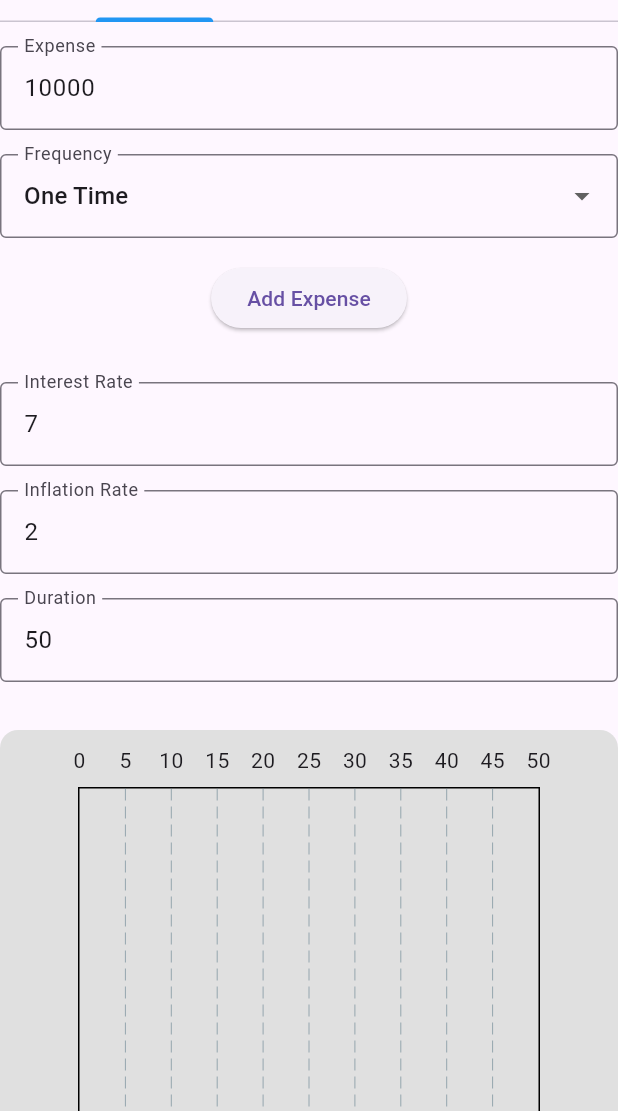
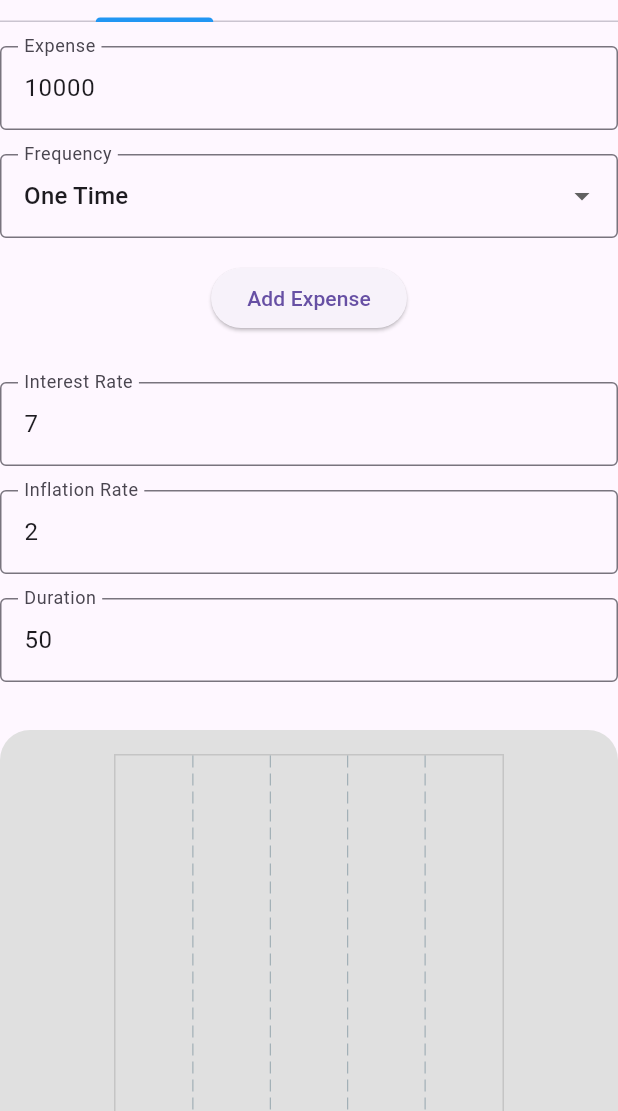
Before and after one commit to Gorm2303/fire-project, a Flutter app: the CalculatorScreen screen opened by its route, after a tap on "Add Expense", after a tap on the "remove circle" icon, on a phone screen of 412 x 824 dp, the part 125-1236 px from its top. Run offline on Flutter 3.47's test engine with Material 3 defaults, Android fonts, the phone set to English and light mode, and no system bars; drawn by our look-alikes of fl_chart; our stand-ins replace data_table_2; missing offline and left inert: flutter_math_fork.

Commit message:
Refactoring of table and graph

```diff
--- a/fire_app/lib/screens/expenses_screen.dart
+++ b/fire_app/lib/screens/expenses_screen.dart
@@ -1,16 +1,16 @@
 import 'dart:math';
-
 import 'package:fire_app/models/expense.dart';
+import 'package:fire_app/services/utils.dart';
+import 'package:fire_app/widgets/expense_widgets/chart_widget.dart';
+import 'package:fire_app/widgets/expense_widgets/table_widget.dart';
 import 'package:fl_chart/fl_chart.dart';
 import 'package:flutter/material.dart';
-
 class ExpensesScreen extends StatefulWidget {
   const ExpensesScreen({super.key});
 
   @override
   _ExpensesScreenState createState() => _ExpensesScreenState();
 }
-
 class _ExpensesScreenState extends State<ExpensesScreen> with SingleTickerProviderStateMixin {
   final TextEditingController _expenseController = TextEditingController(text: '10000');
   final TextEditingController _interestRateController = TextEditingController(text: '7');
@@ -27,7 +27,6 @@ class _ExpensesScreenState extends State<ExpensesScreen> with SingleTickerProvid
   List<FlSpot> _graphDataTotalExpenses = [];
   List<FlSpot> _graphDataInflationAdjusted = [];
 
-  @override
   @override
   void dispose() {
     _tableTabController.dispose();
@@ -80,8 +79,6 @@ class _ExpensesScreenState extends State<ExpensesScreen> with SingleTickerProvid
                   child: const Text('Add Expense'),
                 ),
                 const SizedBox(height: 16),
-                // List of added expenses with checkboxes
-                // Add remove button to each item in the list of expenses.
                 ListView.builder(
                   shrinkWrap: true,
                   itemCount: _expenses.length,
@@ -94,7 +91,7 @@ class _ExpensesScreenState extends State<ExpensesScreen> with SingleTickerProvid
                           setState(() {
                             _expenses[index].isSelected = value ?? false;
                           });
-                          _calculateTableData(); // Recalculate when selection changes
+                          _calculateTableData();
                         },
                       ),
                       trailing: IconButton(
@@ -103,7 +100,7 @@ class _ExpensesScreenState extends State<ExpensesScreen> with SingleTickerProvid
                           setState(() {
                             _expenses.removeAt(index);
                           });
-                          _calculateTableData(); // Recalculate when expense is removed
+                          _calculateTableData();
                         },
                       ),
                     );
@@ -118,7 +115,7 @@ class _ExpensesScreenState extends State<ExpensesScreen> with SingleTickerProvid
                     border: OutlineInputBorder(),
                   ),
                   onChanged: (String value) {
-                    _calculateTableData(); // Recalculate when interest rate changes
+                    _calculateTableData();
                   },
                 ),
                 const SizedBox(height: 16),
@@ -130,7 +127,7 @@ class _ExpensesScreenState extends State<ExpensesScreen> with SingleTickerProvid
                     border: OutlineInputBorder(),
                   ),
                   onChanged: (String value) {
-                    _calculateTableData(); // Recalculate when interest rate changes
+                    _calculateTableData();
                   },
                 ),
                 const SizedBox(height: 16),
@@ -142,7 +139,7 @@ class _ExpensesScreenState extends State<ExpensesScreen> with SingleTickerProvid
                     border: OutlineInputBorder(),
                   ),
                   onChanged: (String value) {
-                    _calculateTableData(); // Recalculate when interest rate changes
+                    _calculateTableData();
                   },
                 ),
               ],
@@ -151,105 +148,30 @@ class _ExpensesScreenState extends State<ExpensesScreen> with SingleTickerProvid
         ),
         const SizedBox(height: 16),
         // Graph implementation using fl_chart
-        Container(
-          height: 600,
-          width: 600,
-          padding: const EdgeInsets.all(8.0),
-          decoration: BoxDecoration(
-            color: Colors.grey[300],
-            borderRadius: BorderRadius.circular(12),
+        ExpenseLineChart(
+          graphDataTotalValue: _graphDataTotalValue,
+          graphDataTotalExpenses: _graphDataTotalExpenses,
+          graphDataInflationAdjusted: _graphDataInflationAdjusted,
         ),
-          child: LineChart(
-            LineChartData(
-              borderData: FlBorderData(show: true),
-              gridData: const FlGridData(show: true),
-              titlesData: const FlTitlesData(show: true),
-              lineBarsData: [
-                LineChartBarData(
-                  spots: _graphDataTotalValue,
-                  isCurved: true,
-                  color: Colors.blue,
-                  barWidth: 4,
-                  isStrokeCapRound: true,
-                  belowBarData: BarAreaData(show: true, color: Colors.blue.withOpacity(0.3)),
-                ),
-                LineChartBarData(
-                  spots: _graphDataTotalExpenses,
-                  isCurved: true,
-                  color: Colors.red,
-                  barWidth: 4,
-                  isStrokeCapRound: true,
-                  belowBarData: BarAreaData(show: true, color: Colors.red.withOpacity(0.3)),
-                ),
-                LineChartBarData(
-                  spots: _graphDataInflationAdjusted,  // Adding inflation-adjusted values to the graph
-                  isCurved: true,
-                  color: Colors.green,
-                  barWidth: 4,
-                  isStrokeCapRound: true,
-                  belowBarData: BarAreaData(show: true, color: Colors.green.withOpacity(0.3)),
-                ),
-              ],
-              // Tooltip settings to show formatted values
-              lineTouchData: LineTouchData(
-                touchTooltipData: LineTouchTooltipData(
-                  getTooltipItems: (touchedSpots) {
-                    return touchedSpots.map((touchedSpot) {
-                      final formattedValue = formatNumber(touchedSpot.y); // Format with commas and no decimals
-                      final lineColor = touchedSpot.bar.color; // Get the color of the line
-
-                      return LineTooltipItem(
-                        '$formattedValue',
-                        TextStyle(color: lineColor, fontWeight: FontWeight.bold), // Use the line color
-                      );
-                    }).toList();
-                  },
-                ),
-              ),
-            ),
-          ),
-        ),
-
         const SizedBox(height: 16),
-        Column(
-          children: [
         TabBar(
           controller: _tableTabController,
           tabs: const [
-                Tab(text: 'Expenses Yearly'),
+            Tab(text: 'Expenses'),
           ],
         ),
+        // Table implementation using data_table_2 with finite height
         SizedBox(
-              height: 475,
+          height: 475,  // Set a fixed height for the table
           child: TabBarView(
             controller: _tableTabController,
-                children: [ SingleChildScrollView(
-                  child:
-                    DataTable(
-                      columns: const [
-                        DataColumn(label: Text('Year')),
-                        DataColumn(label: Text('Total Expenses')),
-                        DataColumn(label: Text('Interest (Yearly)')),
-                        DataColumn(label: Text('Interest (Total)')),
-                        DataColumn(label: Text('Total Value')),
-                        DataColumn(label: Text('Inflation Adjusted')),
-                      ],
-                      rows: _tableData.map((data) {
-                        return DataRow(cells: [
-                          DataCell(Text(data['year'].toString())),
-                          DataCell(Text(data['Total Expenses'])),
-                          DataCell(Text(data['Interest (Yearly)'])),
-                          DataCell(Text(data['Interest (Total)'])),
-                          DataCell(Text(data['Total Value'])),
-                          DataCell(Text(data['Inflation Adjusted'])),
-                        ]);
-                      }).toList(),
-                    ),
+            children: [
+              ExpenseTable(
+                tableTabController: _tableTabController,
+                tableData: _tableData,
               ),
             ],
           ),
-            ),
-          ],
         ),
       ],
     );
@@ -269,7 +191,6 @@ class _ExpensesScreenState extends State<ExpensesScreen> with SingleTickerProvid
     // Dynamically recalculate the table and graph when an item is added
     _calculateTableData();
   }
-
 
   // Update _calculateTableData to compute compound interest annually and the total.
   void _calculateTableData() {
@@ -365,11 +286,11 @@ class _ExpensesScreenState extends State<ExpensesScreen> with SingleTickerProvid
     tableData = tableData.map((data) {
       return {
         'year': data['year'],
-        'Total Expenses': formatNumber(data['Total Expenses']),
-        'Interest (Yearly)': formatNumber(data['Interest (Yearly)']),
-        'Interest (Total)': formatNumber(data['Interest (Total)']),
-        'Total Value': formatNumber(data['Total Value']),
-        'Inflation Adjusted': formatNumber(data['Inflation Adjusted']),
+        'Total Expenses': Utils.formatNumber(data['Total Expenses']),
+        'Interest (Yearly)': Utils.formatNumber(data['Interest (Yearly)']),
+        'Interest (Total)': Utils.formatNumber(data['Interest (Total)']),
+        'Total Value': Utils.formatNumber(data['Total Value']),
+        'Inflation Adjusted': Utils.formatNumber(data['Inflation Adjusted']),
       };
     }).toList();
     setState(() {
@@ -379,13 +300,4 @@ class _ExpensesScreenState extends State<ExpensesScreen> with SingleTickerProvid
       _graphDataInflationAdjusted = graphDataInflationAdjusted;  // Added the inflation-adjusted data series
     });
   }
-
-  // Format numbers with thousand separators
-  String formatNumber(dynamic number) {
-    // Ensure number is a double or return '0' if null or non-numeric
-    if (number == null) return '0';
-    if (number is String) number = double.tryParse(number) ?? 0.0;
-    return number.toStringAsFixed(0).replaceAllMapped(
-      RegExp(r'\B(?=(\d{3})+(?!\d))'), (Match match) => ',');
 }
-}
--- a/fire_app/lib/services/utils.dart
+++ b/fire_app/lib/services/utils.dart
@@ -37,4 +37,13 @@ class Utils {
     return principal * pow(1 + rate / 100, time) - principal;
   }
 
+  static String formatNumber(dynamic number) {
+    if (number == null) return '0';
+    if (number is String) number = double.tryParse(number) ?? 0.0;
+    return number.toStringAsFixed(0).replaceAllMapped(
+      RegExp(r'\B(?=(\d{3})+(?!\d))'),
+      (Match match) => ',',
+    );
+  }
+
 }
--- /dev/null
+++ b/fire_app/lib/widgets/expense_widgets/chart_widget.dart
@@ -0,0 +1,143 @@
+import 'package:fire_app/services/utils.dart';
+import 'package:fl_chart/fl_chart.dart';
+import 'package:flutter/material.dart';
+
+class ExpenseLineChart extends StatelessWidget {
+  final List<FlSpot> graphDataTotalValue;
+  final List<FlSpot> graphDataTotalExpenses;
+  final List<FlSpot> graphDataInflationAdjusted;
+
+  const ExpenseLineChart({
+    super.key,
+    required this.graphDataTotalValue,
+    required this.graphDataTotalExpenses,
+    required this.graphDataInflationAdjusted,
+  });
+
+  @override
+  Widget build(BuildContext context) {
+    return Column(
+      children: [
+        Container(
+          width: 690,
+          height: 600,
+          padding: const EdgeInsets.all(16),
+          decoration: BoxDecoration(
+            color: Colors.grey[300],
+            borderRadius: BorderRadius.circular(20),
+          ),
+          child: LineChart(
+            LineChartData(
+              titlesData: const FlTitlesData(
+                leftTitles: AxisTitles(
+                  sideTitles: SideTitles(showTitles: true, reservedSize: 60),
+                ),
+                rightTitles: AxisTitles(
+                  sideTitles: SideTitles(showTitles: true, reservedSize: 60),
+                ),
+                topTitles: AxisTitles(
+                  sideTitles: SideTitles(showTitles: false),
+                ),
+                bottomTitles: AxisTitles(
+                  sideTitles: SideTitles(showTitles: true, reservedSize: 30),
+                ),
+              ),
+              gridData: const FlGridData(show: true, drawVerticalLine: true),
+              borderData: FlBorderData(
+                show: true,
+                border: Border.all(color: Colors.black12),
+              ),
+              lineBarsData: [
+                LineChartBarData(
+                  spots: graphDataTotalValue,
+                  isCurved: true,
+                  color: Colors.blue,
+                  barWidth: 3,
+                  belowBarData: BarAreaData(
+                    show: true,
+                    color: Colors.blue.withOpacity(0.3),
+                  ),
+                  dotData: const FlDotData(show: false),
+                ),
+                LineChartBarData(
+                  spots: graphDataInflationAdjusted,
+                  isCurved: true,
+                  color: Colors.green,
+                  barWidth: 3,
+                  belowBarData: BarAreaData(
+                    show: true,
+                    color: Colors.green.withOpacity(0.3),
+                  ),
+                  dotData: const FlDotData(show: false),
+                ),
+                LineChartBarData(
+                  spots: graphDataTotalExpenses,
+                  isCurved: true,
+                  color: Colors.red,
+                  barWidth: 3,
+                  belowBarData: BarAreaData(
+                    show: true,
+                    color: Colors.red.withOpacity(0.3),
+                  ),
+                  dotData: const FlDotData(show: false),
+                ),
+              ],
+              lineTouchData: LineTouchData(
+                touchTooltipData: LineTouchTooltipData(
+                  tooltipRoundedRadius: 8,
+                  getTooltipItems: (touchedSpots) {
+                    return touchedSpots.map((touchedSpot) {
+                      final color = touchedSpot.bar.color!;
+                      final formattedValue = Utils.formatNumber(touchedSpot.y);
+                      return LineTooltipItem(
+                        formattedValue,
+                        TextStyle(color: color),
+                      );
+                    }).toList();
+                  },
+                ),
+              ),
+            ),
+          ),
+        ),
+        const SizedBox(height: 20),
+        const Row(
+          mainAxisAlignment: MainAxisAlignment.center,
+          children: [
+            LegendEntry(color: Colors.blue, label: 'Invested'),
+            SizedBox(width: 16),
+            LegendEntry(color: Colors.green, label: 'Inflation Adjusted'),
+            SizedBox(width: 16),
+            LegendEntry(color: Colors.red, label: 'Uninvested'),
+          ],
+        ),
+      ],
+    );
+  }
+}
+
+class LegendEntry extends StatelessWidget {
+  final Color color;
+  final String label;
+
+  const LegendEntry({
+    super.key,
+    required this.color,
+    required this.label,
+  });
+
+  @override
+  Widget build(BuildContext context) {
+    return Row(
+      children: [
+        Container(
+          width: 12,
+          height: 12,
+          color: color,
+        ),
+        const SizedBox(width: 4),
+        Text(label),
+      ],
+    );
+  }
+}
--- /dev/null
+++ b/fire_app/lib/widgets/expense_widgets/table_widget.dart
@@ -0,0 +1,44 @@
+import 'package:data_table_2/data_table_2.dart';
+import 'package:flutter/material.dart';
+
+class ExpenseTable extends StatelessWidget {
+  final TabController _tableTabController;
+  final List<Map<String, dynamic>> _tableData;
+
+  const ExpenseTable({
+    super.key,
+    required TabController tableTabController,
+    required List<Map<String, dynamic>> tableData,
+  }) : _tableTabController = tableTabController,
+       _tableData = tableData;
+
+  @override
+  Widget build(BuildContext context) {
+    return SizedBox(
+      height: 400, // Set a finite height to constrain the overall layout
+      child: DataTable2(
+        columnSpacing: 12,
+        horizontalMargin: 12,
+        minWidth: 600,
+        columns: const [
+          DataColumn(label: Text('Year')),
+          DataColumn(label: Text('Total Expenses')),
+          DataColumn(label: Text('Interest (Yearly)')),
+          DataColumn(label: Text('Interest (Total)')),
+          DataColumn(label: Text('Total Value')),
+          DataColumn(label: Text('Inflation Adjusted')),
+        ],
+        rows: _tableData.map((data) {
+          return DataRow(cells: [
+            DataCell(Text(data['year'].toString())),
+            DataCell(Text(data['Total Expenses'])),
+            DataCell(Text(data['Interest (Yearly)'])),
+            DataCell(Text(data['Interest (Total)'])),
+            DataCell(Text(data['Total Value'])),
+            DataCell(Text(data['Inflation Adjusted'])),
+          ]);
+        }).toList(),
+      ),
+    );
+  }
+}
--- a/fire_app/lib/widgets/withdrawal_tax_widgets/withdrawal_widget.dart
+++ b/fire_app/lib/widgets/withdrawal_tax_widgets/withdrawal_widget.dart
@@ -148,7 +148,7 @@ class WithdrawalWidget extends StatelessWidget {
               }).toList(),
               onChanged: (String? newValue) {
                 if (newValue != null) {
-                  withdrawalPercentageController.text = newValue!;
+                  withdrawalPercentageController.text = newValue;
                   recalculateValues();
                 }
               },
```
Lines whose indentation alone changed are shown as unchanged.
